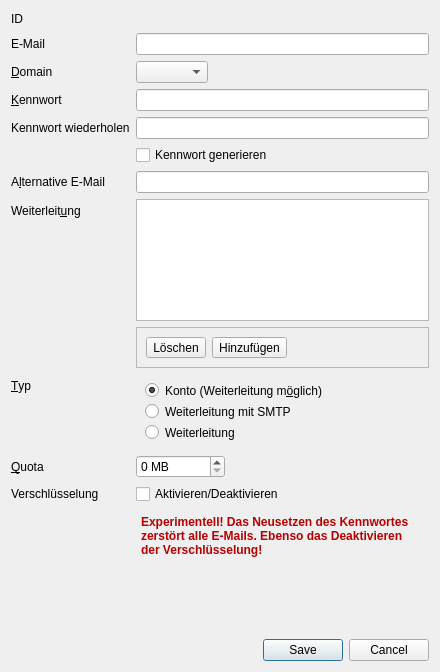
Before: the Qt Designer form flscp/ui/mailform.ui in FLS-Wiesbaden/flscp, drawn with Qt 5.
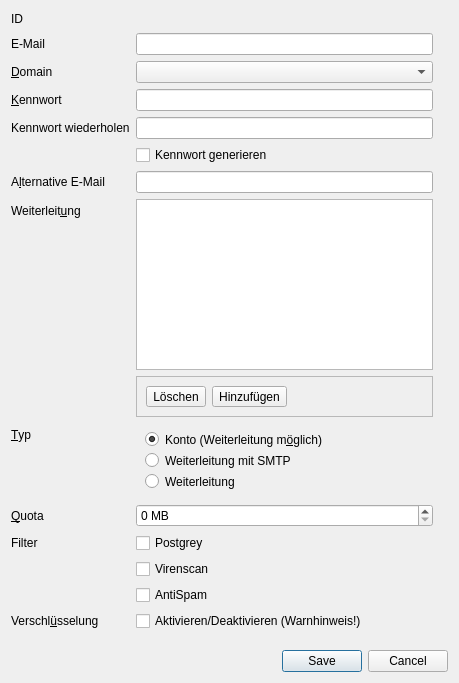
After: the same form once the commit is applied. Icons and pictures are not drawn.

Commit message: Implemented - but untested - Postgrey-Filter, Enabling/Disabling of spam and/or virus scan. Password change broke account as private key could not be decrypted.

Diff of the .ui file:
```diff
--- a/flscp/ui/mailform.ui
+++ b/flscp/ui/mailform.ui
@@ -9,8 +9,8 @@
    <rect>
     <x>0</x>
     <y>0</y>
-    <width>440</width>
-    <height>672</height>
+    <width>459</width>
+    <height>683</height>
    </rect>
   </property>
   <property name="windowTitle">
@@ -26,9 +26,39 @@
   <property name="modal">
    <bool>true</bool>
   </property>
-  <layout class="QFormLayout" name="formLayout">
-   <property name="fieldGrowthPolicy">
-    <enum>QFormLayout::ExpandingFieldsGrow</enum>
+  <layout class="QVBoxLayout" name="verticalLayout_2">
+   <item>
+    <widget class="QScrollArea" name="scrollArea">
+     <property name="frameShape">
+      <enum>QFrame::NoFrame</enum>
+     </property>
+     <property name="frameShadow">
+      <enum>QFrame::Plain</enum>
+     </property>
+     <property name="lineWidth">
+      <number>0</number>
+     </property>
+     <widget class="QWidget" name="scrollAreaWidgetContents">
+      <property name="geometry">
+       <rect>
+        <x>0</x>
+        <y>0</y>
+        <width>428</width>
+        <height>620</height>
+       </rect>
+      </property>
+      <layout class="QFormLayout" name="formLayout_2">
+       <property name="leftMargin">
+        <number>0</number>
+       </property>
+       <property name="topMargin">
+        <number>0</number>
+       </property>
+       <property name="rightMargin">
+        <number>6</number>
+       </property>
+       <property name="bottomMargin">
+        <number>0</number>
    </property>
    <item row="0" column="0">
     <widget class="QLabel" name="labID">
@@ -335,68 +365,74 @@
      </property>
     </widget>
    </item>
-   <item row="15" column="1">
-    <widget class="QDialogButtonBox" name="buttonBox">
-     <property name="orientation">
-      <enum>Qt::Horizontal</enum>
-     </property>
-     <property name="standardButtons">
-      <set>QDialogButtonBox::Cancel|QDialogButtonBox::Save</set>
-     </property>
-    </widget>
-   </item>
-   <item row="12" column="1">
-    <widget class="QPlainTextEdit" name="labEncWarning">
-     <property name="enabled">
-      <bool>false</bool>
-     </property>
-     <property name="font">
-      <font>
-       <weight>75</weight>
-       <bold>true</bold>
-      </font>
-     </property>
-     <property name="styleSheet">
-      <string notr="true">color: rgb(184, 0, 0);
-background-color: transparent;</string>
-     </property>
-     <property name="inputMethodHints">
-      <set>Qt::ImhMultiLine</set>
-     </property>
-     <property name="frameShadow">
-      <enum>QFrame::Plain</enum>
-     </property>
-     <property name="verticalScrollBarPolicy">
-      <enum>Qt::ScrollBarAlwaysOff</enum>
-     </property>
-     <property name="horizontalScrollBarPolicy">
-      <enum>Qt::ScrollBarAlwaysOff</enum>
-     </property>
-     <property name="undoRedoEnabled">
-      <bool>false</bool>
-     </property>
-     <property name="plainText">
-      <string>Experimentell! Das Neusetzen des Kennwortes zerstört alle E-Mails. Ebenso das Deaktivieren der Verschlüsselung!</string>
-     </property>
-     <property name="textInteractionFlags">
-      <set>Qt::NoTextInteraction</set>
-     </property>
-    </widget>
-   </item>
    <item row="11" column="1">
+        <widget class="QCheckBox" name="fldPostgrey">
+         <property name="whatsThis">
+          <string>&lt;html&gt;&lt;head/&gt;&lt;body&gt;&lt;p&gt;Der Postgrey-Filter versucht Spam dadurch zu vermeiden, indem es standardmäßig E-Mails von unbekannte E-Mail-Servern temporär ablehnt. Dies geschieht dreimal. Das System basiert auf der Annahme, dass Spamer sich aufgrund der Masse nicht die Mühe machen, E-Mails unter Einhaltung bestimmter Regeln erneut zuzustellen. Nicht alle E-Mail-Server (auch von größeren Anbietern) halten sich an die Regeln und geben sofort auf. Mit dieser Option erfolgt die Zustellung für den Nutzer nur &lt;span style=&quot; text-decoration: underline;&quot;&gt;nach Bestehen der &lt;/span&gt;&lt;span style=&quot; text-decoration: underline;&quot;&gt;Tests der Regeln&lt;/span&gt;. Dadurch kann es vermehrt auch zu unerwünschten Ablehnung von E-Mails kommen. Der Systemadministrator hat jedoch die Möglichkeit &lt;span style=&quot; text-decoration: underline;&quot;&gt;bestimmte E-Mail-Server von den Regeln auszunehmen&lt;/span&gt;.&lt;/p&gt;&lt;/body&gt;&lt;/html&gt;</string>
+         </property>
+         <property name="text">
+          <string>Postgrey</string>
+         </property>
+        </widget>
+       </item>
+       <item row="14" column="0">
+        <widget class="QLabel" name="labEnc">
+         <property name="text">
+          <string>Verschl&amp;üsselung</string>
+         </property>
+         <property name="buddy">
+          <cstring>fldEncryption</cstring>
+         </property>
+        </widget>
+       </item>
+       <item row="14" column="1">
     <widget class="QCheckBox" name="fldEncryption">
      <property name="whatsThis">
       <string>&lt;html&gt;&lt;head/&gt;&lt;body&gt;&lt;p&gt;Mit dieser Einstellung kann die Verschlüsselung der E-Mails aktiviert werden. Das Aktivieren geht nur in Verbindung mit der Eingabe eines Kennwortes. Damit werden automatische alle aktuellen und zukünftigen E-Mails verschlüsselt. Hierfür wird im Hintergrund automatisch ein Zertifikatspaar erstellt. Sobald das Kennwort vergessen wurde sind alle E-Mails verloren. Auch das Deaktivieren wird derzeit nicht unterstützt.&lt;/p&gt;&lt;/body&gt;&lt;/html&gt;</string>
      </property>
      <property name="text">
-      <string>Aktivieren/Deaktivieren</string>
+          <string>Aktivieren/Deaktivieren (Warnhinweis!)</string>
+         </property>
+        </widget>
+       </item>
+       <item row="12" column="1">
+        <widget class="QCheckBox" name="fldVirus">
+         <property name="whatsThis">
+          <string>&lt;html&gt;&lt;head/&gt;&lt;body&gt;&lt;p&gt;Standardmäßig erfolgt das Scannen jeglicher E-Mails nach &lt;a href=&quot;https://de.wikipedia.org/wiki/Computervirus&quot;&gt;&lt;span style=&quot; text-decoration: underline; color:#2980b9;&quot;&gt;Viren&lt;/span&gt;&lt;/a&gt; und &lt;a href=&quot;https://de.wikipedia.org/wiki/Schadprogramm&quot;&gt;&lt;span style=&quot; text-decoration: underline; color:#2980b9;&quot;&gt;Malware&lt;/span&gt;&lt;/a&gt;. Sofern einzelne Nutzer jedoch aus bestimmten Gründen (Datenschutz, Privatsphäre) kein Scan möchten, kann dies hier deaktiviert werden. &lt;/p&gt;&lt;/body&gt;&lt;/html&gt;</string>
+         </property>
+         <property name="text">
+          <string>Virenscan</string>
+         </property>
+        </widget>
+       </item>
+       <item row="13" column="1">
+        <widget class="QCheckBox" name="fldSpam">
+         <property name="whatsThis">
+          <string>&lt;html&gt;&lt;head/&gt;&lt;body&gt;&lt;p&gt;Mit dieser Option kann der Spamfilter für das Konto aktiviert bzw. deaktiviert werden. Für die Spamfilterung werden diverse Faktoren berücksichtigt (Header, Inhalt). Da die Spamfilter nicht 100% korrekt filtern können, kann es auch dazu führen, dass korrekte E-Mails als Spam erkannt werden. Auch hier gilt: wenn der Benutzer keine Filterung wünscht, kann diese hier deaktiviert werden.&lt;/p&gt;&lt;/body&gt;&lt;/html&gt;</string>
+         </property>
+         <property name="text">
+          <string>AntiSpam</string>
      </property>
     </widget>
    </item>
    <item row="11" column="0">
-    <widget class="QLabel" name="labEnc">
+        <widget class="QLabel" name="labFilter">
      <property name="text">
-      <string>Verschlüsselung</string>
+          <string>Filter</string>
+         </property>
+        </widget>
+       </item>
+      </layout>
+     </widget>
+    </widget>
+   </item>
+   <item>
+    <widget class="QDialogButtonBox" name="buttonBox">
+     <property name="orientation">
+      <enum>Qt::Horizontal</enum>
+     </property>
+     <property name="standardButtons">
+      <set>QDialogButtonBox::Cancel|QDialogButtonBox::Save</set>
      </property>
     </widget>
    </item>
```
Left out of the diff: 13 changed lines with no effect on the pictures. Lines whose indentation alone changed are shown as unchanged. The commit also changes 9 other files.
